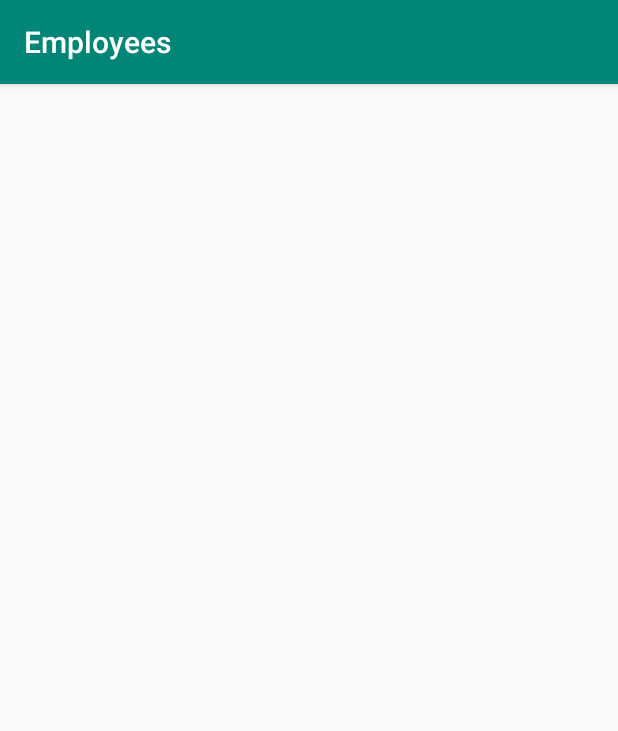
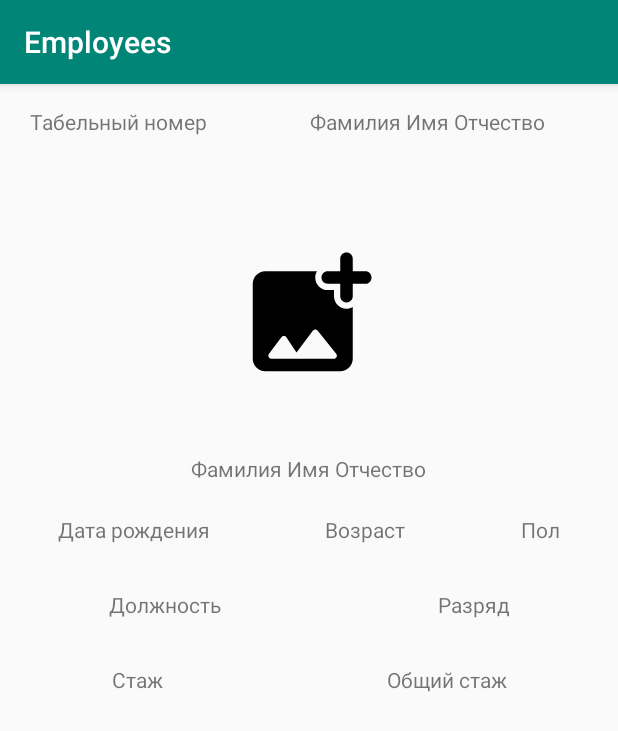
Before and after one commit to CesPaul/Employees, an Android app: the screen it shows after launch (MainActivity before the commit, EmployeeActivity after it), on a phone screen of 412 x 824 dp. Shown: the top 731 px of the screen. Run offline under Robolectric (Android 15) with nearby library versions, the phone set to English and light mode, and no system bars.

Commit message:
Реализована MVP для приложения. Создан фрагмент. Добавлено и реализовано пролистывание страниц.

```diff
--- a/app/build.gradle
+++ b/app/build.gradle
@@ -22,6 +22,7 @@ dependencies {
     implementation fileTree(dir: 'libs', include: ['*.jar'])
     implementation 'androidx.appcompat:appcompat:1.1.0'
     implementation 'androidx.constraintlayout:constraintlayout:1.1.3'
+    implementation 'androidx.legacy:legacy-support-v4:1.0.0'
     testImplementation 'junit:junit:4.12'
     androidTestImplementation 'androidx.test:runner:1.2.0'
     androidTestImplementation 'androidx.test.espresso:espresso-core:3.2.0'
@@ -29,4 +30,6 @@ dependencies {
     // Room
     implementation "android.arch.persistence.room:runtime:1.1.1"
     annotationProcessor "android.arch.persistence.room:compiler:1.1.1"
+
+    implementation 'com.google.android.material:material:1.0.0'
 }
--- a/app/src/main/AndroidManifest.xml
+++ b/app/src/main/AndroidManifest.xml
@@ -9,7 +9,7 @@
         android:roundIcon="@mipmap/ic_launcher_round"
         android:supportsRtl="true"
         android:theme="@style/AppTheme">
-        <activity android:name=".MainActivity">
+        <activity android:name=".ui.EmployeeActivity">
             <intent-filter>
                 <action android:name="android.intent.action.MAIN" />
 
--- a/app/src/main/java/com/cespaul/employees/MainActivity.java
+++ /dev/null
@@ -1,14 +0,0 @@
-package com.cespaul.employees;
-
-import androidx.appcompat.app.AppCompatActivity;
-
-import android.os.Bundle;
-
-public class MainActivity extends AppCompatActivity {
-
-    @Override
-    protected void onCreate(Bundle savedInstanceState) {
-        super.onCreate(savedInstanceState);
-        setContentView(R.layout.activity_main);
-    }
-}
--- a/app/src/main/java/com/cespaul/employees/base/BaseActivity.java
+++ b/app/src/main/java/com/cespaul/employees/base/BaseActivity.java
@@ -5,9 +5,18 @@ import android.os.Bundle;
 
 import androidx.annotation.Nullable;
 import androidx.appcompat.app.AppCompatActivity;
+import androidx.fragment.app.FragmentActivity;
 
 public abstract class BaseActivity extends AppCompatActivity implements BaseView {
-        protected BasePresenter presenter;
+    protected BasePresenter presenter;
+
+    protected final BasePresenter getPresenter() throws Exception {
+        BasePresenter basePresenter = this.presenter;
+        if (basePresenter == null){
+            throw new Exception("Presenter is null");
+        }
+        return basePresenter;
+    }
 
     @Override
     protected void onCreate(@Nullable Bundle savedInstanceState) {
--- a/app/src/main/java/com/cespaul/employees/model/EmployeeDao.java
+++ b/app/src/main/java/com/cespaul/employees/model/EmployeeDao.java
@@ -7,7 +7,6 @@ import androidx.room.Query;
 import androidx.room.Update;
 
 import com.cespaul.employees.model.entities.Employee;
-import com.cespaul.employees.model.entities.EmployeeInfo;
 
 @Dao
 public interface EmployeeDao {
--- a/app/src/main/java/com/cespaul/employees/model/entities/EmployeeInfo.java
+++ b/app/src/main/java/com/cespaul/employees/model/EmployeeInfo.java
@@ -1,4 +1,4 @@
-package com.cespaul.employees.model.entities;
+package com.cespaul.employees.model;
 
 import java.util.Date;
 
--- a/app/src/main/java/com/cespaul/employees/model/entities/ExperienceInfo.java
+++ b/app/src/main/java/com/cespaul/employees/model/ExperienceInfo.java
@@ -1,4 +1,4 @@
-package com.cespaul.employees.model.entities;
+package com.cespaul.employees.model;
 
 import java.util.GregorianCalendar;
 
--- /dev/null
+++ b/app/src/main/java/com/cespaul/employees/ui/EmployeeActivity.java
@@ -0,0 +1,78 @@
+package com.cespaul.employees.ui;
+
+import androidx.fragment.app.Fragment;
+import androidx.viewpager.widget.PagerAdapter;
+import androidx.viewpager.widget.ViewPager;
+
+import android.content.Context;
+import android.net.Uri;
+import android.os.Bundle;
+import android.util.Log;
+
+import com.cespaul.employees.R;
+import com.cespaul.employees.base.BaseActivity;
+import com.cespaul.employees.base.BasePresenter;
+import com.cespaul.employees.ui.viewPager.MyPagerAdapter;
+import com.cespaul.employees.ui.viewPager.PageFragment;
+import com.google.android.material.tabs.TabLayout;
+
+public class EmployeeActivity extends BaseActivity implements EmployeeView, PageFragment.OnFragmentInteractionListener {
+
+    private ViewPager mPager;
+
+    private PagerAdapter pagerAdapter;
+
+    @Override
+    protected void onCreate(Bundle savedInstanceState) {
+        super.onCreate(savedInstanceState);
+        setContentView(R.layout.activity_main);
+
+        try {
+            this.getPresenter().onViewCreated();
+        } catch (Exception e) {
+            e.printStackTrace();
+        }
+
+        mPager = (ViewPager) findViewById(R.id.pager);
+        pagerAdapter = new MyPagerAdapter(getSupportFragmentManager());
+        mPager.setAdapter(pagerAdapter);
+
+        /*TabLayout tabLayout = findViewById(R.id.tabDots);
+        tabLayout.setupWithViewPager(mPager, true);*/
+    }
+
+    @Override
+    protected void onDestroy(){
+        super.onDestroy();
+        try {
+            this.getPresenter().onViewDestroyed();
+        } catch (Exception e) {
+            e.printStackTrace();
+        }
+    }
+
+    @Override
+    public void onImgButtonClick() {
+
+    }
+
+    @Override
+    public void onExpButtonClick() {
+
+    }
+
+    @Override
+    protected BasePresenter instantiatePresenter() {
+        return new EmployeePresenter(this);
+    }
+
+    @Override
+    public Context getContext() {
+        return super.getContext();
+    }
+
+    @Override
+    public void onFragmentInteraction(Uri uri) {
+
+    }
+}
--- /dev/null
+++ b/app/src/main/java/com/cespaul/employees/ui/EmployeePresenter.java
@@ -0,0 +1,21 @@
+package com.cespaul.employees.ui;
+
+import com.cespaul.employees.base.BasePresenter;
+import com.cespaul.employees.base.BaseView;
+
+public class EmployeePresenter extends BasePresenter {
+
+    @Override
+    public void onViewCreated() {
+        super.onViewCreated();
+    }
+
+    @Override
+    public void onViewDestroyed() {
+        super.onViewDestroyed();
+    }
+
+    public EmployeePresenter(BaseView view) {
+        super(view);
+    }
+}
--- /dev/null
+++ b/app/src/main/java/com/cespaul/employees/ui/EmployeeView.java
@@ -0,0 +1,11 @@
+package com.cespaul.employees.ui;
+
+import com.cespaul.employees.base.BaseView;
+
+public interface EmployeeView extends BaseView {
+
+    void onImgButtonClick();
+
+    void onExpButtonClick();
+
+}
--- /dev/null
+++ b/app/src/main/java/com/cespaul/employees/ui/viewPager/MyPagerAdapter.java
@@ -0,0 +1,36 @@
+package com.cespaul.employees.ui.viewPager;
+
+import androidx.fragment.app.Fragment;
+import androidx.fragment.app.FragmentManager;
+import androidx.fragment.app.FragmentStatePagerAdapter;
+
+public class MyPagerAdapter extends FragmentStatePagerAdapter {
+    private static final int NUM_PAGES = 4;
+
+    public MyPagerAdapter(FragmentManager fm) {
+        super(fm);
+    }
+
+    @Override
+    public Fragment getItem(int position) {
+        switch (position) {
+            case 0:
+                return new PageFragment();
+            case 1:
+                return new PageFragment();
+            case 2:
+                return new PageFragment();
+            case 3:
+                return new PageFragment();
+            default:
+                return null;
+        }
+    }
+
+    @Override
+    public int getCount() {
+        return NUM_PAGES;
+    }
+
+
+}
--- /dev/null
+++ b/app/src/main/java/com/cespaul/employees/ui/viewPager/PageFragment.java
@@ -0,0 +1,80 @@
+package com.cespaul.employees.ui.viewPager;
+
+import android.content.Context;
+import android.net.Uri;
+import android.os.Bundle;
+
+import androidx.fragment.app.Fragment;
+
+import android.view.LayoutInflater;
+import android.view.View;
+import android.view.ViewGroup;
+import android.widget.TextView;
+
+import com.cespaul.employees.R;
+
+public class PageFragment extends Fragment {
+    // the fragment initialization parameters, e.g. ARG_ITEM_NUMBER
+    private static final String ARGUMENT_PAGE_NUMBER = "arg_page_number";
+
+    int pageNumber;
+
+    private OnFragmentInteractionListener mListener;
+
+    public PageFragment() {
+        // Required empty public constructor
+    }
+
+    public static PageFragment newInstance(int page) {
+        PageFragment pageFragment = new PageFragment();
+        Bundle args = new Bundle();
+        args.putInt(ARGUMENT_PAGE_NUMBER, page);
+        pageFragment.setArguments(args);
+        return pageFragment;
+    }
+
+    @Override
+    public void onCreate(Bundle savedInstanceState) {
+        super.onCreate(savedInstanceState);
+        if (getArguments() != null) {
+            pageNumber = getArguments().getInt(ARGUMENT_PAGE_NUMBER);
+        }
+    }
+
+    @Override
+    public View onCreateView(LayoutInflater inflater, ViewGroup container,
+                             Bundle savedInstanceState) {
+        ViewGroup rootView = (ViewGroup) inflater.inflate(
+                R.layout.fragment_page, container, false);
+        return rootView;
+    }
+
+    // TODO: Rename method, update argument and hook method into UI event
+    public void onButtonPressed(Uri uri) {
+        if (mListener != null) {
+            mListener.onFragmentInteraction(uri);
+        }
+    }
+
+    @Override
+    public void onAttach(Context context) {
+        super.onAttach(context);
+        if (context instanceof OnFragmentInteractionListener) {
+            mListener = (OnFragmentInteractionListener) context;
+        } else {
+            throw new RuntimeException(context.toString()
+                    + " must implement OnFragmentInteractionListener");
+        }
+    }
+
+    @Override
+    public void onDetach() {
+        super.onDetach();
+        mListener = null;
+    }
+
+    public interface OnFragmentInteractionListener {
+        // TODO: Update argument type and name
+        void onFragmentInteraction(Uri uri);
+    }
+}
--- /dev/null
+++ b/app/src/main/res/drawable-v24/add_photo_alternate_24px.xml
@@ -0,0 +1,9 @@
+<vector xmlns:android="http://schemas.android.com/apk/res/android" xmlns:aapt="http://schemas.android.com/aapt"
+    android:viewportWidth="24"
+    android:viewportHeight="24"
+    android:width="100dp"
+    android:height="100dp">
+    <path
+        android:pathData="M21.02 5H19V2.98c0 -0.54 -0.44 -0.98 -0.98 -0.98h-0.03c-0.55 0 -0.99 0.44 -0.99 0.98V5h-2.01c-0.54 0 -0.98 0.44 -0.99 0.98v0.03c0 0.55 0.44 0.99 0.99 0.99H17v2.01c0 0.54 0.44 0.99 0.99 0.98h0.03c0.54 0 0.98 -0.44 0.98 -0.98V7h2.02c0.54 0 0.98 -0.44 0.98 -0.98v-0.04c0 -0.54 -0.44 -0.98 -0.98 -0.98zM16 9.01V8h-1.01c-0.53 0 -1.03 -0.21 -1.41 -0.58 -0.37 -0.38 -0.58 -0.88 -0.58 -1.44 0 -0.36 0.1 -0.69 0.27 -0.98H5c-1.1 0 -2 0.9 -2 2v12c0 1.1 0.9 2 2 2h12c1.1 0 2 -0.9 2 -2v-8.28c-0.3 0.17 -0.64 0.28 -1.02 0.28 -1.09 -0.01 -1.98 -0.9 -1.98 -1.99zM15.96 19H6c-0.41 0 -0.65 -0.47 -0.4 -0.8l1.98 -2.63c0.21 -0.28 0.62 -0.26 0.82 0.02L10 18l2.61 -3.48c0.2 -0.26 0.59 -0.27 0.79 -0.01l2.95 3.68c0.26 0.33 0.03 0.81 -0.39 0.81z"
+        android:fillColor="#000000" />
+</vector>
--- /dev/null
+++ b/app/src/main/res/drawable/tab_indicator_default.xml
@@ -0,0 +1,8 @@
+<?xml version="1.0" encoding="utf-8"?>
+<shape xmlns:android="http://schemas.android.com/apk/res/android"
+    android:innerRadius="0dp"
+    android:shape="ring"
+    android:thickness="2dp"
+    android:useLevel="false">
+    <solid android:color="@android:color/darker_gray"/>
+</shape>
--- /dev/null
+++ b/app/src/main/res/drawable/tab_indicator_selected.xml
@@ -0,0 +1,9 @@
+<?xml version="1.0" encoding="utf-8"?>
+<shape
+    android:innerRadius="0dp"
+    android:shape="ring"
+    android:thickness="4dp"
+    android:useLevel="false"
+    xmlns:android="http://schemas.android.com/apk/res/android">
+    <solid android:color="@color/colorAccent"/>
+</shape>
--- /dev/null
+++ b/app/src/main/res/drawable/tab_selector.xml
@@ -0,0 +1,8 @@
+<?xml version="1.0" encoding="utf-8"?>
+<selector xmlns:android="http://schemas.android.com/apk/res/android">
+
+    <item android:drawable="@drawable/tab_indicator_selected"
+        android:state_selected="true"/>
+
+    <item android:drawable="@drawable/tab_indicator_default"/>
+</selector>
--- a/app/src/main/res/layout/activity_main.xml
+++ b/app/src/main/res/layout/activity_main.xml
@@ -1,7 +1,55 @@
 <?xml version="1.0" encoding="utf-8"?>
-<androidx.constraintlayout.widget.ConstraintLayout xmlns:android="http://schemas.android.com/apk/res/android"
-    xmlns:app="http://schemas.android.com/apk/res-auto"
+
+<LinearLayout xmlns:android="http://schemas.android.com/apk/res/android"
     xmlns:tools="http://schemas.android.com/tools"
     android:layout_width="match_parent"
     android:layout_height="match_parent"
-    tools:context=".MainActivity"/>
+    xmlns:app="http://schemas.android.com/apk/res-auto"
+    android:orientation="vertical">
+
+        <LinearLayout
+            android:layout_width="match_parent"
+            android:layout_height="wrap_content"
+            android:orientation="horizontal">
+
+            <TextView
+                android:id="@+id/numberTextView"
+                android:layout_width="wrap_content"
+                android:layout_height="50dp"
+                android:gravity="center"
+                android:paddingLeft="20dp"
+                android:paddingRight="20dp"
+                android:text="Табельный номер" />
+
+            <TextView
+                android:id="@+id/textView4"
+                android:layout_width="match_parent"
+                android:layout_height="50dp"
+                android:gravity="center"
+                android:paddingLeft="20dp"
+                android:paddingRight="20dp"
+                android:text="Фамилия Имя Отчество" />
+        </LinearLayout>
+
+    <LinearLayout
+        android:layout_width="match_parent"
+        android:layout_height="match_parent"
+        android:orientation="vertical">
+
+        <androidx.viewpager.widget.ViewPager
+            android:id="@+id/pager"
+            android:layout_width="match_parent"
+            android:layout_height="652dp" >
+
+        </androidx.viewpager.widget.ViewPager>
+
+        <!--<TabLayout
+            android:id="@+id/tabDots"
+            android:layout_width="match_parent"
+            android:layout_height="30dp"
+            app:tabBackground="@drawable/tab_selector"
+            app:tabGravity="center"
+            app:tabIndicatorHeight="0dp" />-->
+    </LinearLayout>
+
+</LinearLayout>
--- /dev/null
+++ b/app/src/main/res/layout/fragment_page.xml
@@ -0,0 +1,118 @@
+<?xml version="1.0" encoding="utf-8"?>
+<LinearLayout xmlns:android="http://schemas.android.com/apk/res/android"
+    xmlns:app="http://schemas.android.com/apk/res-auto"
+    xmlns:tools="http://schemas.android.com/tools"
+    android:layout_width="match_parent"
+    android:layout_height="match_parent"
+    android:orientation="vertical"
+    tools:context=".ui.viewPager.PageFragment">
+
+    <LinearLayout
+        android:layout_width="match_parent"
+        android:layout_height="227dp"
+        android:gravity="center"
+        android:orientation="vertical">
+
+        <ImageButton
+            android:id="@+id/imageButton2"
+            style="@style/Widget.MaterialComponents.Button"
+            android:layout_width="209dp"
+            android:layout_height="186dp"
+            android:contentDescription="TODO"
+            android:src="@drawable/add_photo_alternate_24px" />
+
+        <TextView
+            android:id="@+id/textView9"
+            android:layout_width="wrap_content"
+            android:layout_height="wrap_content"
+            android:gravity="center"
+            android:text="Фамилия Имя Отчество" />
+    </LinearLayout>
+
+    <LinearLayout
+        android:layout_width="match_parent"
+        android:layout_height="wrap_content"
+        android:orientation="horizontal"
+        android:paddingBottom="10dp">
+
+        <TextView
+            android:id="@+id/textView"
+            android:layout_width="wrap_content"
+            android:layout_height="40dp"
+            android:layout_weight="1"
+            android:gravity="center"
+            android:text="Дата рождения" />
+
+        <TextView
+            android:id="@+id/textView2"
+            android:layout_width="wrap_content"
+            android:layout_height="40dp"
+            android:layout_weight="1"
+            android:gravity="center"
+            android:text="Возраст" />
+
+        <TextView
+            android:id="@+id/textView3"
+            android:layout_width="wrap_content"
+            android:layout_height="40dp"
+            android:layout_weight="1"
+            android:gravity="center"
+            android:text="Пол" />
+    </LinearLayout>
+
+    <LinearLayout
+        android:layout_width="match_parent"
+        android:layout_height="wrap_content"
+        android:orientation="horizontal"
+        android:paddingBottom="10dp">
+
+        <TextView
+            android:id="@+id/textView5"
+            android:layout_width="wrap_content"
+            android:layout_height="40dp"
+            android:layout_weight="1"
+            android:gravity="center"
+            android:text="Должность" />
+
+        <TextView
+            android:id="@+id/textView6"
+            android:layout_width="wrap_content"
+            android:layout_height="40dp"
+            android:layout_weight="1"
+            android:gravity="center"
+            android:text="Разряд" />
+    </LinearLayout>
+
+    <LinearLayout
+        android:layout_width="match_parent"
+        android:layout_height="wrap_content"
+        android:orientation="horizontal"
+        android:paddingBottom="10dp">
+
+        <TextView
+            android:id="@+id/textView7"
+            android:layout_width="wrap_content"
+            android:layout_height="40dp"
+            android:layout_weight="1"
+            android:gravity="center"
+            android:text="Стаж" />
+
+        <TextView
+            android:id="@+id/textView8"
+            android:layout_width="wrap_content"
+            android:layout_height="40dp"
+            android:layout_weight="1"
+            android:gravity="center"
+            android:text="Общий стаж" />
+    </LinearLayout>
+
+    <Button
+        android:id="@+id/button"
+        style="@style/Widget.MaterialComponents.Button"
+        android:layout_width="match_parent"
+        android:layout_height="wrap_content"
+        android:layout_gravity="center"
+        android:text="Стаж работы"
+        android:textSize="18sp" />
+
+</LinearLayout>
--- a/app/src/main/res/values/strings.xml
+++ b/app/src/main/res/values/strings.xml
@@ -1,3 +1,6 @@
 <resources>
     <string name="app_name">Employees</string>
+
+    <!-- TODO: Remove or change this placeholder text -->
+    <string name="hello_blank_fragment">Hello blank fragment</string>
 </resources>
```
